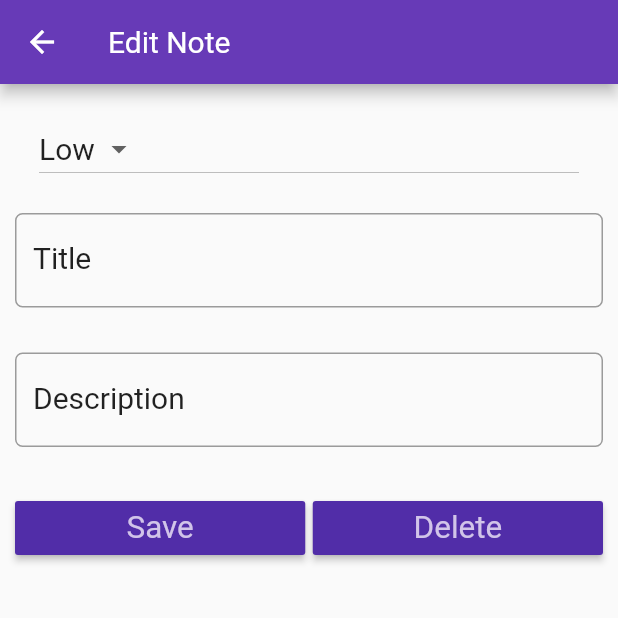
After one commit to rudrik/flutter_learning, a Flutter app: the NoteDetails screen opened directly, on a phone screen of 412 x 824 dp, the top half of it. The commit adds this screen. Run offline on Flutter 3.47's test engine with Material 2 defaults, Android fonts, the phone set to English and light mode, and no system bars.

Commit message:
NoteKeeper -- Added the design of the note keeper.

```diff
--- /dev/null
+++ b/lib/screens/note_details.dart
@@ -0,0 +1,133 @@
+import 'package:flutter/material.dart';
+
+class NoteDetails extends StatefulWidget {
+  @override
+  State<StatefulWidget> createState() {
+    // TODO: implement createState
+    return NoteDetailsState();
+  }
+}
+
+class NoteDetailsState extends State<NoteDetails> {
+  static var _priorities = ['High', 'Low'];
+
+  var _userSelectedValue = '';
+
+  TextEditingController titleController = TextEditingController();
+  TextEditingController descriptionController = TextEditingController();
+
+  @override
+  void initState() {
+    // TODO: implement initState
+    super.initState();
+    _userSelectedValue = _priorities[1];
+  }
+
+  @override
+  Widget build(BuildContext context) {
+    TextStyle textStyle = Theme.of(context).textTheme.title;
+    return Scaffold(
+      appBar: AppBar(
+        title: Text('Edit Note'),
+      ),
+      body: Padding(
+        padding: EdgeInsets.only(top: 15.0, left: 10.0, right: 10.0),
+        child: ListView(
+          children: <Widget>[
+            ListTile(
+              title: DropdownButton(
+                  items: _priorities.map((String dropDownStringItem) {
+                    return DropdownMenuItem<String>(
+                      value: dropDownStringItem,
+                      child: Text(dropDownStringItem),
+                    );
+                  }).toList(),
+                  style: textStyle,
+                  value: _userSelectedValue,
+                  onChanged: (valueSelectedByUser) {
+                    setState(() {
+                      debugPrint('User Selected $valueSelectedByUser');
+                    });
+                  }),
+            ),
+            //Second Element
+            Padding(
+              padding: EdgeInsets.only(top: 15.0, bottom: 15.0),
+              child: TextField(
+                controller: titleController,
+                style: textStyle,
+                onChanged: (value) {
+                  debugPrint('Changed in title');
+                },
+                decoration: InputDecoration(
+                    labelText: 'Title',
+                    labelStyle: textStyle,
+                    border: OutlineInputBorder(
+                        borderRadius: BorderRadius.circular(5.0))),
+              ),
+            ),
+
+            //Third element
+            Padding(
+              padding: EdgeInsets.only(top: 15.0, bottom: 15.0),
+              child: TextField(
+                controller: descriptionController,
+                style: textStyle,
+                onChanged: (value) {
+                  debugPrint('Changed in Description');
+                },
+                decoration: InputDecoration(
+                    labelText: 'Description',
+                    labelStyle: textStyle,
+                    border: OutlineInputBorder(
+                        borderRadius: BorderRadius.circular(5.0))),
+              ),
+            ),
+            //Fourth Element
+
+            Padding(
+              padding: EdgeInsets.only(top: 15.0, bottom: 15.0),
+              child: Row(
+                children: <Widget>[
+                  Expanded(
+                    child: RaisedButton(
+                      onPressed: () {
+                        setState(() {
+                          debugPrint('Save Pressed!');
+                        });
+                      },
+                      color: Theme.of(context).primaryColorDark,
+                      textColor: Theme.of(context).primaryColorLight,
+                      child: Text(
+                        'Save',
+                        textScaleFactor: 1.5,
+                      ),
+                    ),
+                  ),
+                  Container(
+                    width: 5.0,
+                  ),
+                  Expanded(
+                    child: RaisedButton(
+                      onPressed: () {
+                        setState(() {
+                          debugPrint('Delete Pressed!');
+                        });
+                      },
+                      color: Theme.of(context).primaryColorDark,
+                      textColor: Theme.of(context).primaryColorLight,
+                      child: Text(
+                        'Delete',
+                        textScaleFactor: 1.5,
+                      ),
+                    ),
+                  ),
+                ],
+              ),
+            )
+          ],
+        ),
+      ),
+    );
+  }
+}
```
Also changed, not shown: lib/app_screens/home.dart (deleted, +0 -143 lines), lib/main.dart (+10 -77 lines), lib/screens/note_list.dart (added, +61 -0 lines).
